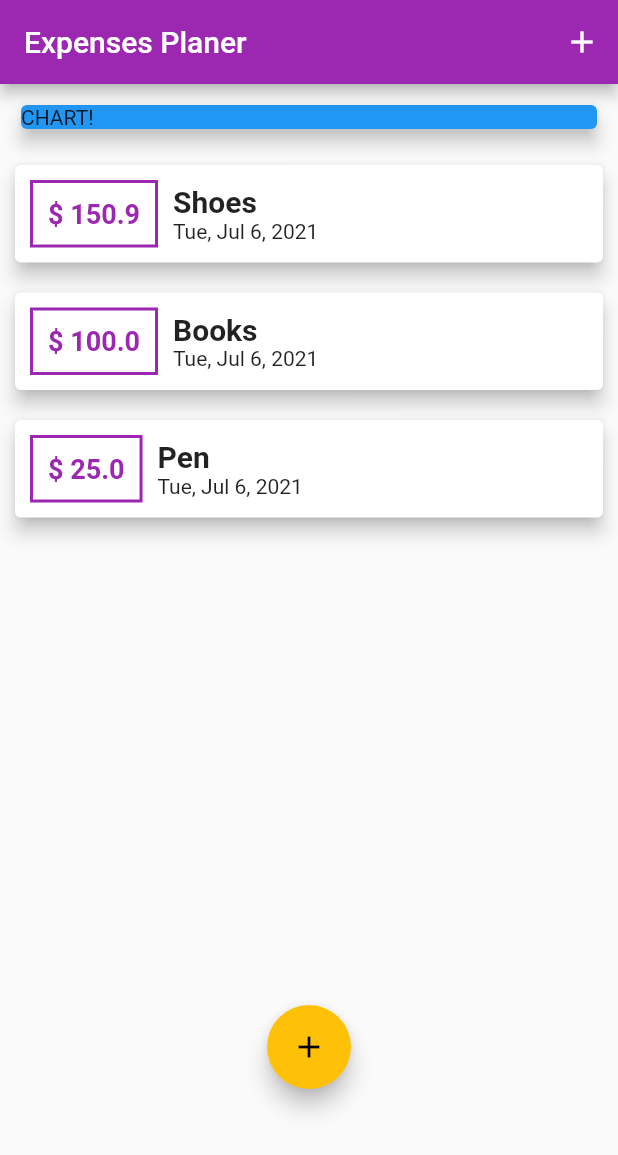
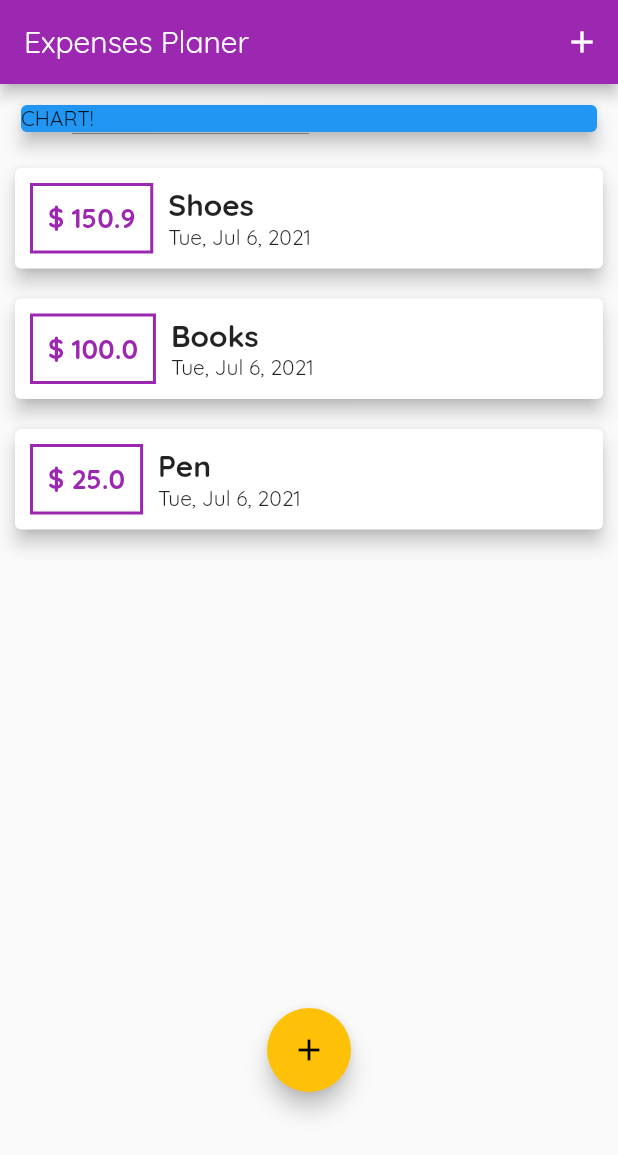
Before and after one commit to subash9860/expenses_planer, a Flutter app: the screen it shows after launch, on a phone screen of 412 x 824 dp. Shown: the top 1155 px of the screen. Run offline on Flutter 3.47's test engine with Material 2 defaults, Android fonts, the light colour scheme and no system bars.

Commit message:
add themeData

```diff
--- a/lib/main.dart
+++ b/lib/main.dart
@@ -1,4 +1,5 @@
 import 'package:flutter/material.dart';
+
 import './widgets/new_transctions.dart';
 import './models/transctions.dart';
 import './widgets/transctions_list.dart';
@@ -16,6 +17,7 @@
       theme: ThemeData(
         primarySwatch: Colors.purple,
         accentColor: Colors.amber,
+        fontFamily: 'Quicksand'
       ),
     );
   }
```
Also changed, not shown: pubspec.yaml (+14 -14 lines), assets/fonts/OpenSans-Bold.ttf (added), assets/fonts/OpenSans-Regular.ttf (added), assets/fonts/Quicksand-Bold.ttf (added), assets/fonts/Quicksand-Light.ttf (added), assets/fonts/Quicksand-Medium.ttf (added), assets/fonts/Quicksand-Regular.ttf (added), assets/images/waiting.png (added), pubspec.lock.
